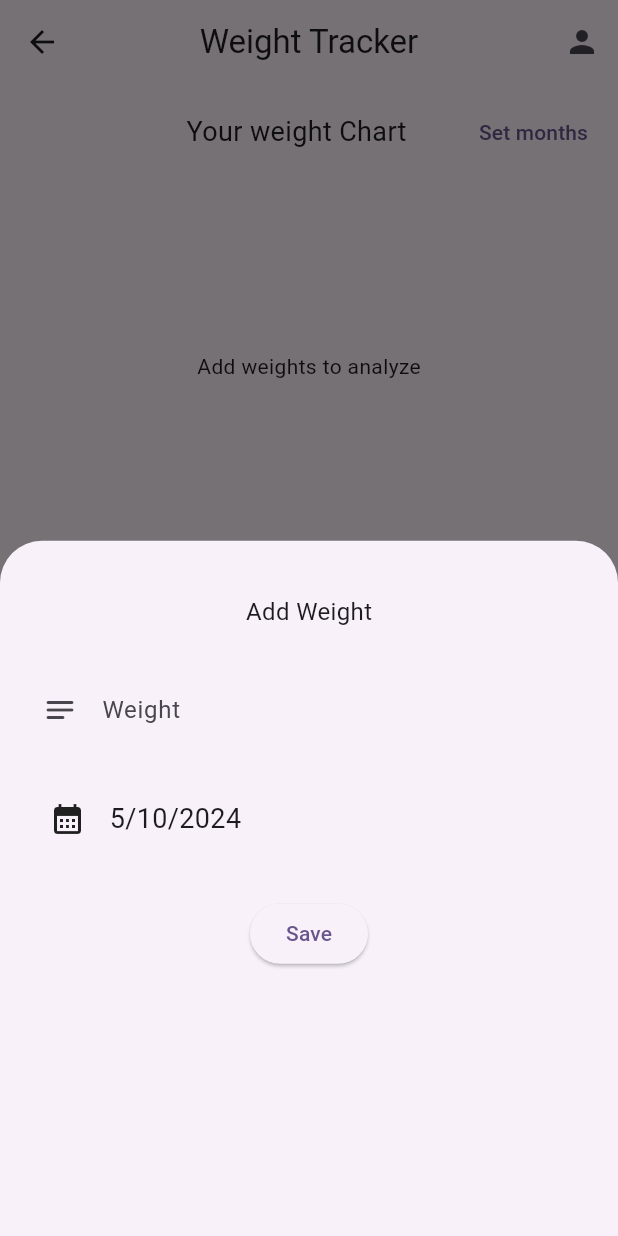
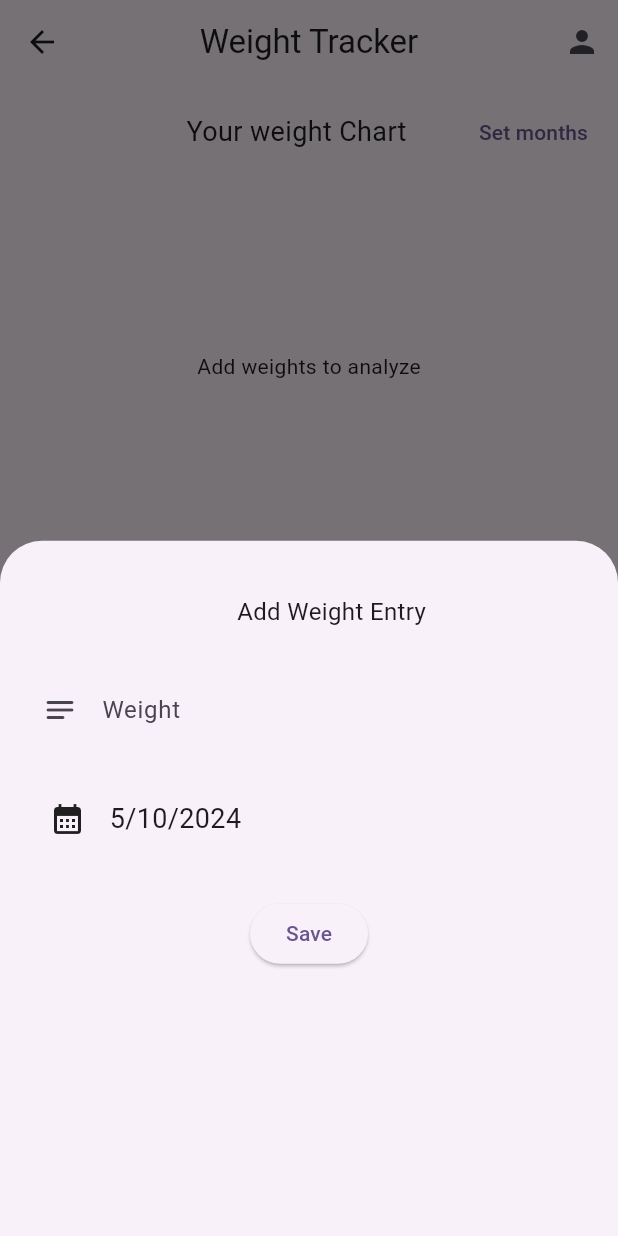
Before and after one commit to Dheeraj-2003/weight_tracker, a Flutter app: the HomeScreen screen opened directly, after a tap on the "add" icon, on a phone screen of 412 x 824 dp. Run offline on Flutter 3.47's test engine with Material 3 defaults, Android fonts, the phone set to English and light mode, and no system bars; our stand-ins replace fl_chart, flutter_riverpod, hive_flutter; accounts and stored records are empty.

Commit message:
implemented feature to edit weight entry

```diff
--- a/lib/data/respositories/weights/weights/weight_repository.dart
+++ b/lib/data/respositories/weights/weights/weight_repository.dart
@@ -2,5 +2,7 @@ import 'package:weight_tracker/data/models/weight.dart';
 
 abstract class WeightRepository {
   Future<void> addWeight(Weight weight);
+  Future<void> deleteWeight(Weight weight);
+  Future<void> updateWeight(Weight currWeight, Weight weight);
   Future<List<Weight>> getWeights();
 }
--- a/lib/presentation/screens/add_weight_screen.dart
+++ b/lib/presentation/screens/add_weight_screen.dart
@@ -1,14 +1,21 @@
 import 'package:flutter/material.dart';
+import 'package:weight_tracker/data/models/weight.dart';
 import 'package:weight_tracker/presentation/widgets/weight_form.dart';
 
 class AddWeightScreen extends StatelessWidget {
-  const AddWeightScreen({super.key});
+  const AddWeightScreen({this.weight, super.key});
+
+  final Weight? weight;
 
   @override
   Widget build(BuildContext context) {
     return Container(
       padding: const EdgeInsets.all(8),
-      child: const WeightForm(),
+      child: weight == null
+          ? const WeightForm()
+          : WeightForm(
+              currentWeight: weight,
+            ),
     );
   }
 }
--- a/lib/presentation/screens/home_screen.dart
+++ b/lib/presentation/screens/home_screen.dart
@@ -28,7 +28,7 @@ class _HomeScreenState extends ConsumerState<HomeScreen> {
     super.initState();
   }
 
-  void _openAddCategoryOverlay() {
+  void _openWeightForm() {
     showModalBottomSheet(
         context: context,
         builder: (ctx) {
@@ -61,7 +61,7 @@ class _HomeScreenState extends ConsumerState<HomeScreen> {
       floatingActionButton: Padding(
         padding: const EdgeInsets.only(bottom: 28.0),
         child: FloatingActionButton(
-          onPressed: _openAddCategoryOverlay,
+          onPressed: _openWeightForm,
           shape: const CircleBorder(),
           child: const Icon(Icons.add),
         ),
@@ -108,11 +108,10 @@ class _HomeScreenState extends ConsumerState<HomeScreen> {
               ),
               InkWell(
                 onTap: () {
-                  ref.watch(weightsProvider.notifier).deleteBox();
                   ref.watch(weightsProvider.notifier).getWeights();
                 },
                 child: const Text(
-                  "Recent Weight Entries",
+                  "Your Weight Entries",
                   style: TextStyle(fontSize: 18),
                 ),
               ),
--- a/lib/presentation/widgets/date_picker.dart
+++ b/lib/presentation/widgets/date_picker.dart
@@ -4,22 +4,29 @@ import 'package:intl/intl.dart';
 final formatter = DateFormat.yMd();
 
 class DatePicker extends StatefulWidget {
-  const DatePicker({required this.onSelect, super.key});
+  const DatePicker({required this.onSelect, this.date, super.key});
 
   final void Function(DateTime time) onSelect;
+  final DateTime? date;
 
   @override
   State<DatePicker> createState() => _DatePickerState();
 }
 
 class _DatePickerState extends State<DatePicker> {
-  DateTime _selectedDate = DateTime.now();
+  late DateTime _selectedDate;
+
+  @override
+  void initState() {
+    _selectedDate = widget.date ?? DateTime.now();
+    super.initState();
+  }
 
   void _datePicker() async {
     final now = DateTime.now();
     final pickedDate = await showDatePicker(
       context: context,
-      initialDate: now,
+      initialDate: _selectedDate,
       firstDate: DateTime(now.year - 1, now.month, now.day),
       lastDate: now,
     );
--- a/lib/presentation/widgets/weight_form.dart
+++ b/lib/presentation/widgets/weight_form.dart
@@ -5,7 +5,9 @@ import 'package:weight_tracker/providers/weights/weights_provider.dart';
 import 'package:weight_tracker/presentation/widgets/date_picker.dart';
 
 class WeightForm extends ConsumerStatefulWidget {
-  const WeightForm({super.key});
+  const WeightForm({this.currentWeight, super.key});
+
+  final Weight? currentWeight;
 
   @override
   ConsumerState<WeightForm> createState() {
@@ -18,12 +20,34 @@ class _WeightFormState extends ConsumerState<WeightForm> {
   final _weightController = TextEditingController();
   DateTime _selectedTime = DateTime.now();
 
-  void _onSave() {
+  @override
+  void initState() {
+    WidgetsBinding.instance.addPostFrameCallback((_) {
+      if (widget.currentWeight != null) {
+        _weightController.text = widget.currentWeight!.weight.toString();
+        _selectedTime = widget.currentWeight!.time;
+      }
+    });
+    super.initState();
+  }
+
+  void _onAdd() {
     if (!_formKey.currentState!.validate()) return;
 
     _formKey.currentState!.save();
     ref.watch(weightsProvider.notifier).addWeight(Weight(
         time: _selectedTime, weight: double.parse(_weightController.text)));
+    Navigator.of(context).pop();
+  }
+
+  void _onUpdate() {
+    if (!_formKey.currentState!.validate()) return;
+    _formKey.currentState!.save();
+    final currWeight = widget.currentWeight!;
+    ref.watch(weightsProvider.notifier).update(
+        currWeight,
+        Weight(
+            time: _selectedTime, weight: double.parse(_weightController.text)));
     Navigator.of(context).pop();
   }
 
@@ -40,15 +64,35 @@ class _WeightFormState extends ConsumerState<WeightForm> {
           child: Column(
             children: [
               const SizedBox(height: 20),
-              const Text(
-                "Add Weight",
-                style: TextStyle(fontSize: 16),
+              Row(
+                mainAxisAlignment: MainAxisAlignment.spaceBetween,
+                children: [
+                  const SizedBox(
+                    width: 30,
+                  ),
+                  Text(
+                    "${widget.currentWeight == null ? "Add" : "Edit"} Weight Entry",
+                    style: const TextStyle(fontSize: 16),
+                  ),
+                  widget.currentWeight != null
+                      ? IconButton(
+                          onPressed: () {
+                            ref
+                                .watch(weightsProvider.notifier)
+                                .deleteWeight(widget.currentWeight!);
+                            Navigator.of(context).pop();
+                          },
+                          icon: const Icon(Icons.delete_outline_rounded))
+                      : const SizedBox(),
+                ],
               ),
               const SizedBox(height: 26),
               TextFormField(
                 validator: (value) {
-                  if (value == null || value.trim().isEmpty) {
-                    return "Your weight is requied";
+                  if (value == null ||
+                      value.trim().isEmpty ||
+                      double.parse(value.trim()) <= 0) {
+                    return "Please enter your weight (Kg)";
                   }
                   return null;
                 },
@@ -62,11 +106,24 @@ class _WeightFormState extends ConsumerState<WeightForm> {
                 ),
               ),
               const SizedBox(height: 10),
-              DatePicker(
-                onSelect: _selectDate,
-              ),
+              widget.currentWeight == null
+                  ? DatePicker(
+                      onSelect: _selectDate,
+                    )
+                  : DatePicker(
+                      onSelect: _selectDate,
+                      date: widget.currentWeight!.time,
+                    ),
               const SizedBox(height: 22),
-              ElevatedButton(onPressed: _onSave, child: const Text("Save")),
+              ElevatedButton(
+                  onPressed: () {
+                    if (widget.currentWeight == null) {
+                      _onAdd();
+                    } else {
+                      _onUpdate();
+                    }
+                  },
+                  child: const Text("Save")),
             ],
           ),
         ));
--- a/lib/presentation/widgets/weights_list.dart
+++ b/lib/presentation/widgets/weights_list.dart
@@ -38,8 +38,7 @@ class _WeightsListState extends State<WeightsList> {
             itemCount: weightsList.length,
             shrinkWrap: true,
             itemBuilder: (context, index) => CommonListTile(
-                  title: weightsList[index].weight.toString(),
-                  subTitle: formatter.format(weightsList[index].time),
+                  weight: weightsList[index],
                 ));
       } else if (state is ErrorWeightsState) {
         return Center(heightFactor: 15, child: Text(state.errorMessage));
--- a/pubspec.yaml
+++ b/pubspec.yaml
@@ -42,6 +42,7 @@ dependencies:
   hive: ^2.2.3
   hive_flutter: ^1.1.0
   fl_chart: ^0.68.0
+  uuid: ^4.4.0
 
 dev_dependencies:
   flutter_test:
```
Also changed, not shown: lib/data/datasources/weights/local/weighs_datasource.dart (+17 -0 lines), lib/data/respositories/weights/weights/weight_repository_impl.dart (+18 -0 lines), lib/presentation/widgets/common_list_tile.dart (+19 -7 lines), lib/providers/weights/weights_notifier.dart (+20 -1 lines), pubspec.lock.
